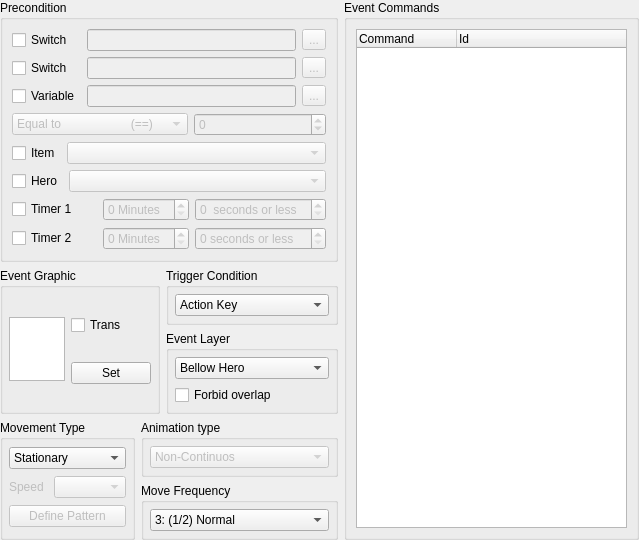
Qt form src/tools/QEventWidget.ui (EasyRPG/Editor) before a commit.
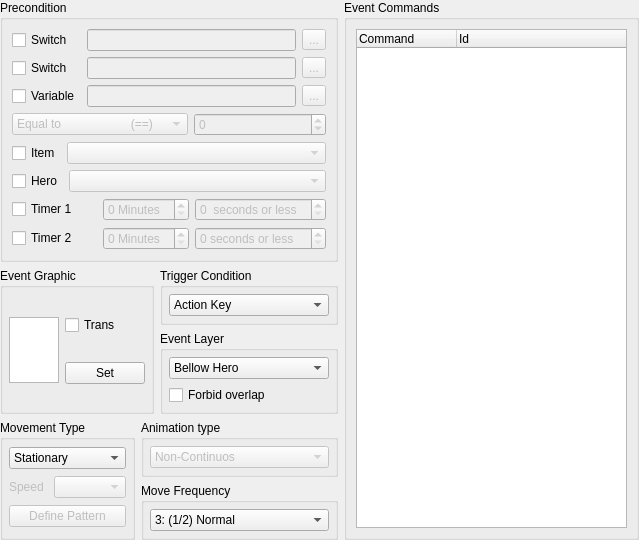
The same form after that commit.

Commit message: Update CharaPicker and EventWidget.

What changed in the file:
```diff
--- a/src/tools/QEventWidget.ui
+++ b/src/tools/QEventWidget.ui
@@ -338,12 +338,24 @@
       </property>
       <item>
        <widget class="QGraphicsView" name="graphicsSprite">
+        <property name="minimumSize">
+         <size>
+          <width>50</width>
+          <height>66</height>
+         </size>
+        </property>
         <property name="maximumSize">
          <size>
-          <width>56</width>
+          <width>48</width>
           <height>64</height>
          </size>
         </property>
+        <property name="verticalScrollBarPolicy">
+         <enum>Qt::ScrollBarAlwaysOff</enum>
+        </property>
+        <property name="horizontalScrollBarPolicy">
+         <enum>Qt::ScrollBarAlwaysOff</enum>
+        </property>
        </widget>
       </item>
       <item>
```
The commit also changes 9 other files.
